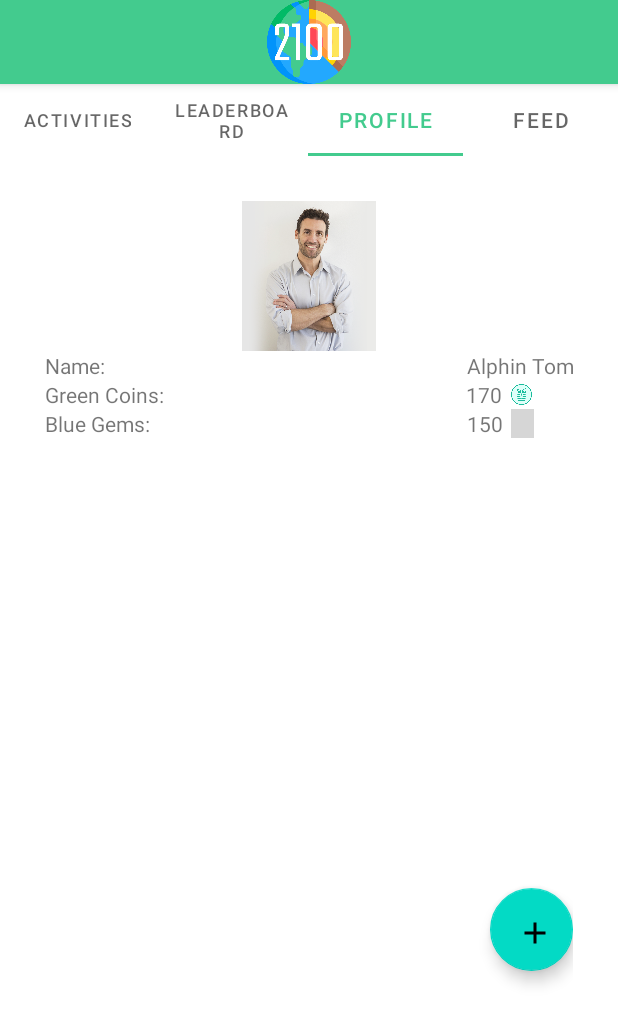
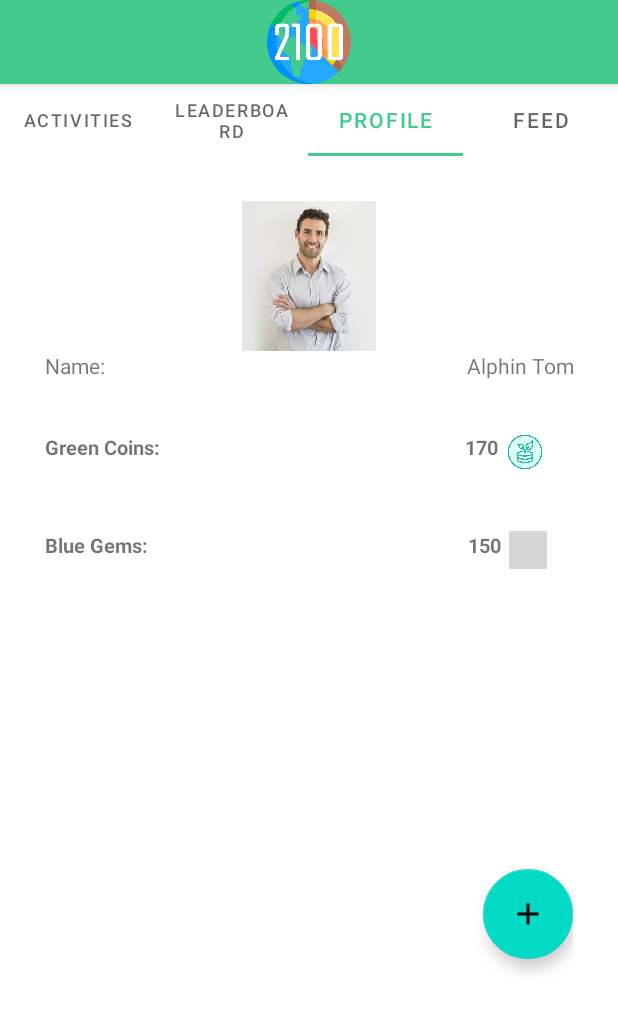
Before and after one commit to msc94/hackatum-2021, an Android app: the screen it shows after launch (MainActivity), tab 3 chosen, on a phone screen of 412 x 824 dp. Shown: the top 1024 px of the screen. Run offline under Robolectric (Android 15) with nearby library versions, the phone set to English and light mode, and no system bars; grey boxes are pictures that could not be loaded.

Commit message:
added things

```diff
--- a/app/src/main/res/layout/fragment_profile.xml
+++ b/app/src/main/res/layout/fragment_profile.xml
@@ -39,12 +39,19 @@
 
         <LinearLayout
             android:layout_width="match_parent"
+            android:layout_height="35dp"
+            android:orientation="horizontal"></LinearLayout>
+
+        <LinearLayout
+            android:layout_width="match_parent"
             android:layout_height="wrap_content">
 
             <TextView
                 android:layout_height="match_parent"
                 android:layout_width="wrap_content"
                 android:layout_gravity="left"
+                android:textSize="13sp"
+                android:textStyle="bold"
                 android:text="Green Coins:" />
 
             <LinearLayout
@@ -58,10 +65,12 @@
                     android:layout_width="225dp"
                     android:layout_height="match_parent"
                     android:gravity="right"
+                    android:textSize="13sp"
+                    android:textStyle="bold"
                     android:text="100" />
 
                 <ImageView
-                    android:layout_width="15dp"
+                    android:layout_width="25dp"
                     android:layout_height="match_parent"
                     android:layout_marginLeft="5dp"
                     android:adjustViewBounds="true"
@@ -71,12 +80,19 @@
 
         <LinearLayout
             android:layout_width="match_parent"
+            android:layout_height="40dp"
+            android:orientation="horizontal"></LinearLayout>
+
+        <LinearLayout
+            android:layout_width="match_parent"
             android:layout_height="wrap_content">
 
             <TextView
                 android:layout_height="match_parent"
                 android:layout_width="wrap_content"
                 android:layout_gravity="left"
+                android:textSize="13sp"
+                android:textStyle="bold"
                 android:text="Blue Gems:" />
 
             <LinearLayout
@@ -91,10 +107,12 @@
                     android:layout_height="match_parent"
                     android:layout_gravity="right"
                     android:gravity="right"
+                    android:textSize="13sp"
+                    android:textStyle="bold"
                     android:text="100"/>
 
                 <ImageView
-                    android:layout_width="15dp"
+                    android:layout_width="25dp"
                     android:layout_height="match_parent"
                     android:layout_marginLeft="5dp"
                     android:adjustViewBounds="true"
@@ -104,10 +122,10 @@
 
         <com.google.android.material.floatingactionbutton.FloatingActionButton
             android:id="@+id/add_activity_fab"
-            android:layout_width="55dp"
-            android:layout_height="59dp"
+            android:layout_width="60dp"
+            android:layout_height="60dp"
             android:layout_gravity="bottom|end"
-            android:layout_marginTop="300dp"
+            android:layout_marginTop="200dp"
             android:src="@drawable/outline_add_24"
             app:fabCustomSize="60dp" />
 
```
